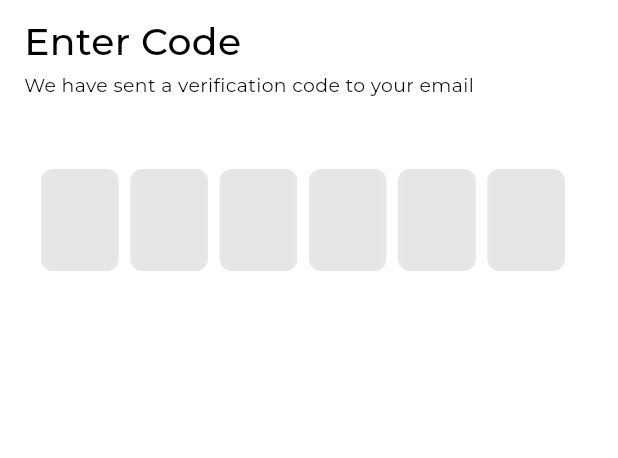
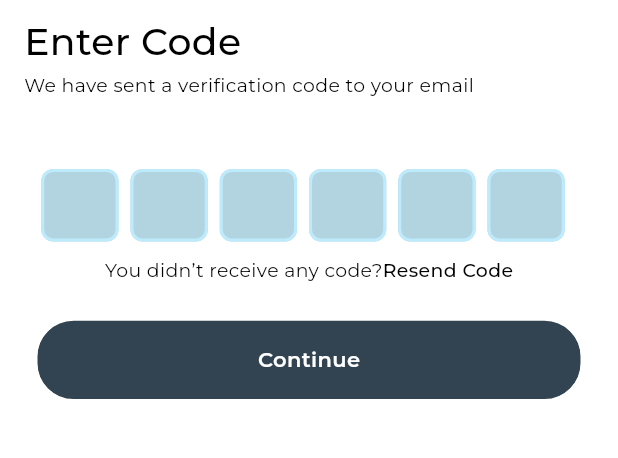
Before and after one commit to transitcoindia/app, a Flutter app: the OtpScreen screen opened directly with empty values, on a phone screen of 412 x 824 dp, the part 53-511 px from its top. Run offline on Flutter 3.47's test engine with Material 3 defaults, Android fonts, the phone set to English and light mode, and no system bars; drawn by our look-alikes of flutter_otp_text_field; our stand-ins replace bloc, dio, equatable, flutter_bloc, flutter_screenutil, geocoding and 7 more.

Commit message:
saving otp screenprogres

```diff
--- a/lib/screens/auth_screens/ots_screen.dart
+++ b/lib/screens/auth_screens/ots_screen.dart
@@ -8,6 +8,7 @@ import 'package:transit/bloc/auth_bloc/auth_state.dart';
 import 'package:transit/core/theme/colors.dart';
 import 'package:transit/core/widgets/safe_scaffold.dart';
 import 'package:flutter_otp_text_field/flutter_otp_text_field.dart';
+import 'package:transit/widgets/pre_auth_buttons.dart';
 
 class OtpScreen extends StatelessWidget {
   OtpScreen({super.key,
@@ -78,34 +79,56 @@ class OtpScreen extends StatelessWidget {
 
 
 
-                  OtpTextField(
+                 SizedBox(height: 50.h,
+                   child: OtpTextField(
                      numberOfFields: otpLength,
-                    fieldWidth: MediaQuery.of(context).size.width/8,
-                    borderColor: Colors.white,
-                    cursorColor: Colors.white,
+                     fieldWidth: MediaQuery.of(context).size.width / 8,
+                     borderColor: enabledBorderColor, // Same color for both focus and non-focus states
+                     cursorColor: black,
                      filled: true,
-                    fillColor: Colors.black.withOpacity(0.1), // Background color for boxes
+                     fillColor: bottomCardColor, // Background color inside the fields
                      borderRadius: BorderRadius.circular(8),
                      textStyle: const TextStyle(
-                      color: Colors.white, // Text color set to white
+                       color: black, // Text color set to white
                        fontSize: 24,
                        fontWeight: FontWeight.bold,
                      ),
                      showFieldAsBox: true, // Shows the input fields as boxes
+                     enabledBorderColor: enabledBorderColor, // Ensuring both focused and non-focused borders match
+                     focusedBorderColor: enabledBorderColor,
                      onCodeChanged: (String code) {
                        // Handle any change in the input
                      },
                      onSubmit: (String otp) {
-                      // If all 6 digits are entered, trigger SubmitOtp event
-
                        final otpValue = int.tryParse(otp);
                        // if (otpValue != null) {
                        //   context.read<AuthBloc>().add(RegisterUserEvent(
-                      //     email: email,name: name,password: password,phone: phoneNumber,
-                      //     otp:otpValue));
+                       //     email: email, name: name, password: password, phone: phoneNumber,
+                       //     otp: otpValue));
                        // }
                      },
                    ),
+                 )
+,
+SizedBox(height: 10.h,),
+InkWell(onTap: () {
+
+},
+  child: Row(
+    mainAxisAlignment: MainAxisAlignment.center,
+    children: [
+             Text("You didn’t receive any code?", style: TextStyle(fontSize: 12.sp),),
+                                  Text("Resend Code", style: TextStyle(fontSize: 12.sp, fontWeight: FontWeight.w500),),
+
+  ],),
+),
+SizedBox(height: 25.h,),
+SizedBox(
+  height: 56.h,
+  child: PreAuthButtons(onTap: (){}, label: "Continue", fontWeight: FontWeight.w600,))
+
+
+
                 ],
               ),
             ),
```
Lines whose indentation alone changed are shown as unchanged.
